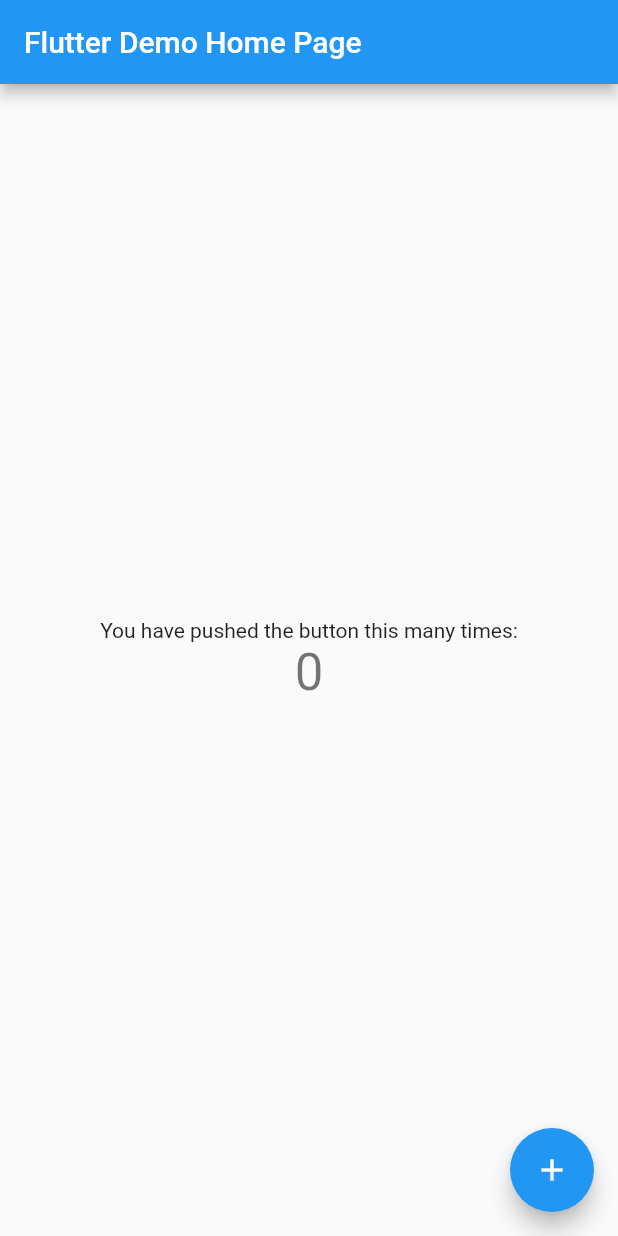
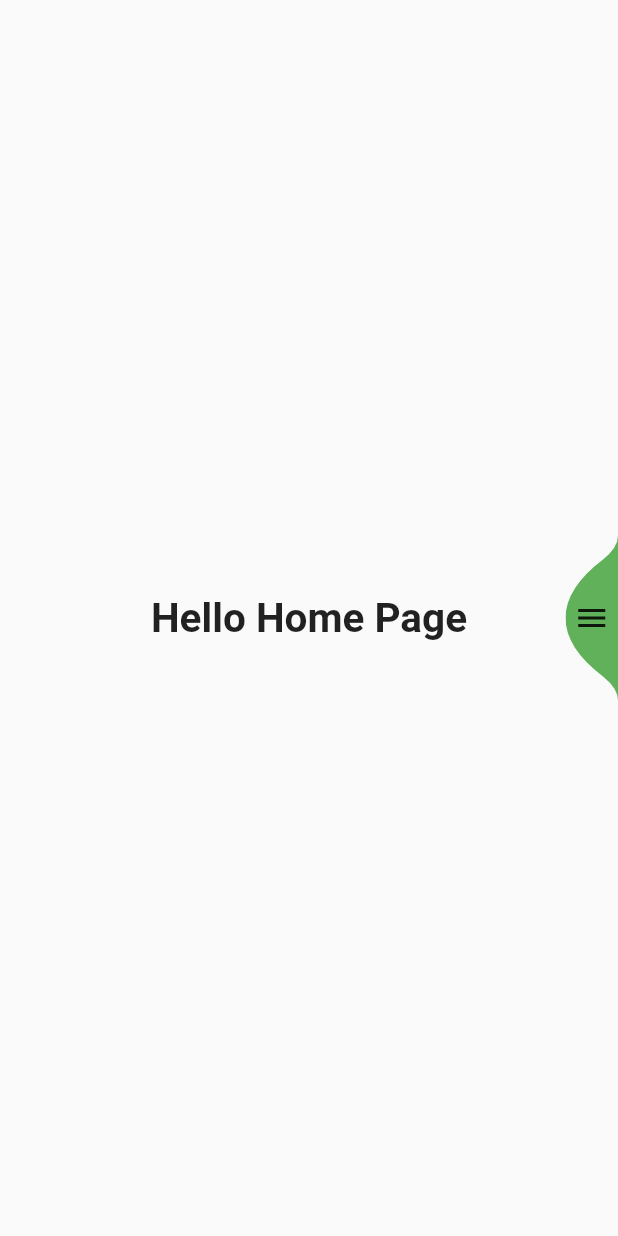
Before and after one commit to fardadjafari/pulse_nativ, a Flutter app: the screen it shows after launch, on a phone screen of 412 x 824 dp. Run offline on Flutter 3.47's test engine with Material 2 defaults, Android fonts, the phone set to English and light mode, and no system bars.

Commit message:
Completed Sidebar

```diff
--- /dev/null
+++ b/lib/homePage.dart
@@ -0,0 +1,12 @@
+import 'package:flutter/material.dart';
+
+class HomePage  extends StatelessWidget {
+  const HomePage({Key? key}) : super(key: key);
+
+  @override
+  Widget build(BuildContext context) {
+    return Center(
+      child: new Text("Hello Home Page",style: TextStyle(fontWeight: FontWeight.w600,fontSize: 27),),
+    );
+  }
+}
--- a/lib/main.dart
+++ b/lib/main.dart
@@ -1,4 +1,5 @@
 import 'package:flutter/material.dart';
+import 'package:pulse_nativ/slidebarLayout.dart';
 
 void main() {
   runApp(const MyApp());
@@ -11,105 +12,13 @@ class MyApp extends StatelessWidget {
   @override
   Widget build(BuildContext context) {
     return MaterialApp(
-      title: 'Flutter Demo',
+      title: 'Pulse Group',
+      debugShowCheckedModeBanner: false,
       theme: ThemeData(
-        // This is the theme of your application.
-        //
-        // Try running your application with "flutter run". You'll see the
-        // application has a blue toolbar. Then, without quitting the app, try
-        // changing the primarySwatch below to Colors.green and then invoke
-        // "hot reload" (press "r" in the console where you ran "flutter run",
-        // or simply save your changes to "hot reload" in a Flutter IDE).
-        // Notice that the counter didn't reset back to zero; the application
-        // is not restarted.
-        primarySwatch: Colors.blue,
+        primarySwatch: Colors.green,
+        visualDensity: VisualDensity.adaptivePlatformDensity,
       ),
-      home: const MyHomePage(title: 'Flutter Demo Home Page'),
+      home: slidebarLayout(),
     );
   }
 }
-
-class MyHomePage extends StatefulWidget {
-  const MyHomePage({Key? key, required this.title}) : super(key: key);
-
-  // This widget is the home page of your application. It is stateful, meaning
-  // that it has a State object (defined below) that contains fields that affect
-  // how it looks.
-
-  // This class is the configuration for the state. It holds the values (in this
-  // case the title) provided by the parent (in this case the App widget) and
-  // used by the build method of the State. Fields in a Widget subclass are
-  // always marked "final".
-
-  final String title;
-
-  @override
-  State<MyHomePage> createState() => _MyHomePageState();
-}
-
-class _MyHomePageState extends State<MyHomePage> {
-  int _counter = 0;
-
-  void _incrementCounter() {
-    setState(() {
-      // This call to setState tells the Flutter framework that something has
-      // changed in this State, which causes it to rerun the build method below
-      // so that the display can reflect the updated values. If we changed
-      // _counter without calling setState(), then the build method would not be
-      // called again, and so nothing would appear to happen.
-      _counter++;
-    });
-  }
-
-  @override
-  Widget build(BuildContext context) {
-    // This method is rerun every time setState is called, for instance as done
-    // by the _incrementCounter method above.
-    //
-    // The Flutter framework has been optimized to make rerunning build methods
-    // fast, so that you can just rebuild anything that needs updating rather
-    // than having to individually change instances of widgets.
-    return Scaffold(
-      appBar: AppBar(
-        // Here we take the value from the MyHomePage object that was created by
-        // the App.build method, and use it to set our appbar title.
-        title: Text(widget.title),
-      ),
-      body: Center(
-        // Center is a layout widget. It takes a single child and positions it
-        // in the middle of the parent.
-        child: Column(
-          // Column is also a layout widget. It takes a list of children and
-          // arranges them vertically. By default, it sizes itself to fit its
-          // children horizontally, and tries to be as tall as its parent.
-          //
-          // Invoke "debug painting" (press "p" in the console, choose the
-          // "Toggle Debug Paint" action from the Flutter Inspector in Android
-          // Studio, or the "Toggle Debug Paint" command in Visual Studio Code)
-          // to see the wireframe for each widget.
-          //
-          // Column has various properties to control how it sizes itself and
-          // how it positions its children. Here we use mainAxisAlignment to
-          // center the children vertically; the main axis here is the vertical
-          // axis because Columns are vertical (the cross axis would be
-          // horizontal).
-          mainAxisAlignment: MainAxisAlignment.center,
-          children: <Widget>[
-            const Text(
-              'You have pushed the button this many times:',
-            ),
-            Text(
-              '$_counter',
-              style: Theme.of(context).textTheme.headline4,
-            ),
-          ],
-        ),
-      ),
-      floatingActionButton: FloatingActionButton(
-        onPressed: _incrementCounter,
-        tooltip: 'Increment',
-        child: const Icon(Icons.add),
-      ), // This trailing comma makes auto-formatting nicer for build methods.
-    );
-  }
-}
--- /dev/null
+++ b/lib/menuItems.dart
@@ -0,0 +1,27 @@
+import 'package:flutter/material.dart';
+
+class MenuItems extends StatefulWidget {
+  final title;
+  final icon;
+  final onTap;
+
+  MenuItems({this.onTap, @required this.title, @required this.icon});
+
+  @override
+  _MenuItemsState createState() => _MenuItemsState();
+}
+
+class _MenuItemsState extends State<MenuItems> {
+  @override
+  Widget build(BuildContext context) {
+    return Container(
+      child: new ListTile(
+        title: new Text(
+          widget.title,
+          style: TextStyle(fontWeight: FontWeight.bold,fontSize: 17),
+        ),
+        leading: new Icon(widget.icon,size: 31,),
+      ),
+    );
+  }
+}
--- /dev/null
+++ b/lib/slidebar.dart
@@ -0,0 +1,126 @@
+import 'package:flutter/material.dart';
+
+import 'menuItems.dart';
+
+class Slidebar extends StatefulWidget {
+  const Slidebar({Key? key}) : super(key: key);
+
+  @override
+  _SlidebarState createState() => _SlidebarState();
+}
+
+class _SlidebarState extends State<Slidebar>
+    with SingleTickerProviderStateMixin {
+  bool isSidebarOpen = false;
+
+  late AnimationController _animationController;
+
+  @override
+  void initState() {
+    // TODO: implement initState
+    super.initState();
+    _animationController = new AnimationController(
+        vsync: this, duration: Duration(milliseconds: 500));
+  }
+
+  @override
+  Widget build(BuildContext context) {
+    var screenWidth = MediaQuery.of(context).size.width;
+    var screenHeight = MediaQuery.of(context).size.height;
+
+    return AnimatedPositioned(
+        duration: Duration(milliseconds: 500),
+        left: isSidebarOpen ? 65 : screenWidth - 35,
+        child: Row(
+          children: [
+            Container(
+              width: screenWidth - 100,
+              height: screenHeight,
+              color: Colors.amber,
+              padding: EdgeInsets.symmetric(horizontal: 20),
+              child: new Column(
+                children: [
+                  new SizedBox(
+                    height: 100,
+                  ),
+                  new ListTile(
+                    title: new Text("Pulse Group",
+                        style: TextStyle(
+                            color: Colors.black87,
+                            fontWeight: FontWeight.w800,
+                            fontSize: 24)),
+                    subtitle: Container(
+                      child: new Text("Software Group",
+                          style: TextStyle(
+                              color: Colors.black54,
+                              fontSize: 16,
+                              fontWeight: FontWeight.w600)),
+                      margin: EdgeInsets.only(top: 10),
+                    ),
+                    leading: Icon(
+                      Icons.account_circle_rounded,
+                      color: Colors.black87,
+                      size: 37,
+                    ),
+                  ),
+                  new Divider(
+                    height: 65,
+                    color: Colors.black.withOpacity(0.4),
+                    indent: 32,
+                    thickness: 2,
+                  ),
+                  MenuItems(icon: Icons.home, title: "Home"),
+                  MenuItems(icon: Icons.shopping_basket, title: "Home"),
+                  MenuItems(icon: Icons.handyman, title: "Home"),
+                  MenuItems(icon: Icons.account_box_outlined, title: "Home")
+                ],
+              ),
+            ),
+            GestureDetector(
+              onTap: () {
+                setState(() {
+                  isSidebarOpen = !isSidebarOpen;
+                });
+              },
+              child: Align(
+                  alignment: Alignment(0, -0.8),
+                  child: ClipPath(
+                    child: Container(
+                      width: 35,
+                      height: 110,
+                      alignment: Alignment.center,
+                      child: AnimatedIcon(
+                        color: Colors.black87,
+                          icon: isSidebarOpen
+                              ? AnimatedIcons.close_menu
+                              : AnimatedIcons.menu_close,
+                          progress: _animationController.view),
+                      color: Color(0xff61B15A),
+                    ),
+                    clipper: CustomerMenuClipper(),
+                  )),
+            )
+          ],
+        ));
+  }
+}
+
+class CustomerMenuClipper extends CustomClipper<Path> {
+  @override
+  Path getClip(Size size) {
+    final width = size.width;
+    final height = size.height;
+    Path path = Path();
+    path.moveTo(width, 0);
+    path.quadraticBezierTo(width, 8, width - 10, 16);
+    path.quadraticBezierTo(0, width, 0, height / 2);
+    path.quadraticBezierTo(0, height - width, width - 10, height - 16);
+    path.quadraticBezierTo(width, height - 8, width, height);
+
+    path.close();
+    return path;
+  }
+
+  @override
+  bool shouldReclip(covariant CustomClipper<Path> oldClipper) => false;
+}
--- /dev/null
+++ b/lib/slidebarLayout.dart
@@ -0,0 +1,26 @@
+import 'package:flutter/material.dart';
+import 'package:pulse_nativ/homePage.dart';
+import 'package:pulse_nativ/slidebar.dart';
+
+class slidebarLayout extends StatefulWidget {
+  const slidebarLayout({Key? key}) : super(key: key);
+
+  @override
+  _slidebarLayoutState createState() => _slidebarLayoutState();
+}
+
+class _slidebarLayoutState extends State<slidebarLayout> {
+  @override
+  Widget build(BuildContext context) {
+    return Directionality(
+        textDirection: TextDirection.rtl,
+        child: Scaffold(
+          body: new Stack(
+            children: [
+              HomePage(),
+              Slidebar()
+            ],
+          ),
+        ));
+  }
+}
```
